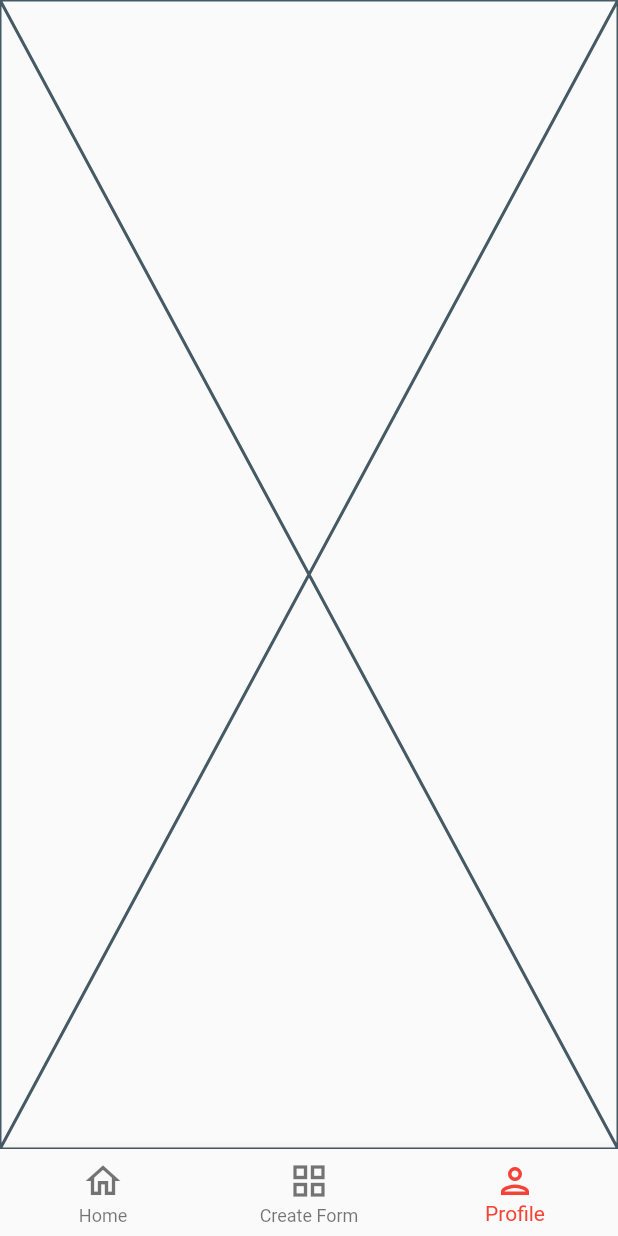
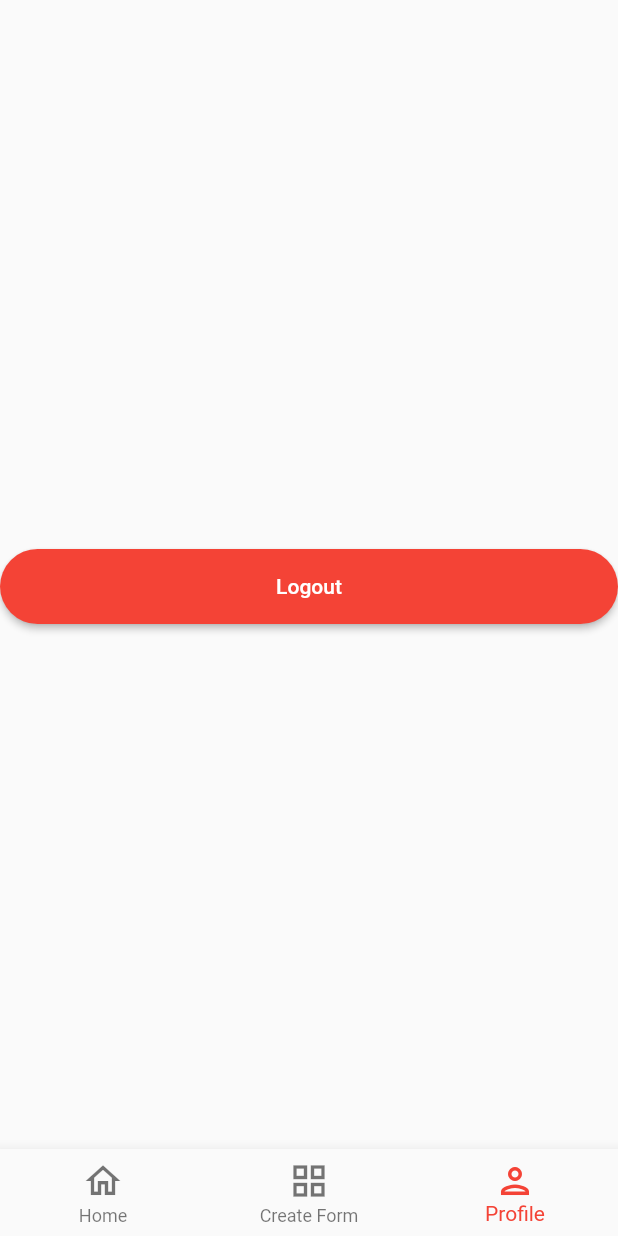
Before and after one commit to IEEE-DITU/form-creater-app, a Flutter app: the screen it shows once a user with an empty profile is signed in, item 3 of the bottom bar chosen, on a phone screen of 412 x 824 dp. Run offline on Flutter 3.47's test engine with Material 2 defaults, Android fonts, the phone set to English and light mode, and no system bars; our stand-ins replace awesome_snackbar_content, cloud_firestore, email_validator, firebase_auth, firebase_core; accounts and stored records are empty.

Commit message:
Shifted logout to profile and added CurrentUser Object

```diff
--- a/lib/screens/home_screen.dart
+++ b/lib/screens/home_screen.dart
@@ -5,7 +5,7 @@ import 'login_screen.dart';
 
 class HomeScreen extends StatefulWidget {
   HomeScreen({Key? key}) : super(key: key);
-  final user = FirebaseAuth.instance.currentUser!;
+
 
   @override
   State<HomeScreen> createState() => _HomeScreenState();
@@ -14,28 +14,6 @@ class HomeScreen extends StatefulWidget {
 class _HomeScreenState extends State<HomeScreen> {
   @override
   Widget build(BuildContext context) {
-    return Scaffold(
-      body: Column(
-        mainAxisAlignment: MainAxisAlignment.center,
-        crossAxisAlignment: CrossAxisAlignment.center,
-        children: [
-          Text(widget.user.email!),
-          ElevatedButton(
-              style: ElevatedButton.styleFrom(
-                  shape: RoundedRectangleBorder(
-                      borderRadius: BorderRadius.circular(50)),
-                  minimumSize: const Size.fromHeight(50)),
-              child: const Text('Logout'),
-              onPressed: () {
-                FirebaseAuth.instance.signOut();
-                Navigator.pushAndRemoveUntil(
-                  context,
-                  MaterialPageRoute(builder: (context) => const LoginScreen()),
-                  (Route<dynamic> route) => false,
-                );
-              })
-        ],
-      ),
-    );
+    return Scaffold();
   }
 }
--- a/lib/screens/loading_screen.dart
+++ b/lib/screens/loading_screen.dart
@@ -1,7 +1,9 @@
+import 'package:cloud_firestore/cloud_firestore.dart';
 import 'package:firebase_auth/firebase_auth.dart';
 import 'package:flutter/material.dart';
 import 'package:ieee_forms/screens/email_verify_screen.dart';
 import 'package:ieee_forms/screens/login_screen.dart';
+import 'package:ieee_forms/services/user.dart';
 
 class LoadingScreen extends StatelessWidget {
   const LoadingScreen({Key? key}) : super(key: key);
@@ -21,7 +23,7 @@ class LoadingScreen extends StatelessWidget {
               child: Text('wrong'),
             );
           } else if (snapshot.hasData) {
-            debugPrint("LoadingScreen");
+            MyUser.getCurrentUser();
             return const EmailVerifyScreen();
           } else {
             return const LoginScreen();
--- a/lib/screens/my_screen.dart
+++ b/lib/screens/my_screen.dart
@@ -1,10 +1,37 @@
+import 'package:firebase_auth/firebase_auth.dart';
 import 'package:flutter/material.dart';
 
+import 'login_screen.dart';
+
 class ProfileScreen extends StatelessWidget {
-  const ProfileScreen({Key? key}) : super(key: key);
+  ProfileScreen({Key? key}) : super(key: key);
+
+  final user = FirebaseAuth.instance.currentUser!;
 
   @override
   Widget build(BuildContext context) {
-    return const Placeholder();
+    return Scaffold(
+      body: Column(
+        mainAxisAlignment: MainAxisAlignment.center,
+        crossAxisAlignment: CrossAxisAlignment.center,
+        children: [
+          Text(user.email!),
+          ElevatedButton(
+              style: ElevatedButton.styleFrom(
+                  shape: RoundedRectangleBorder(
+                      borderRadius: BorderRadius.circular(50)),
+                  minimumSize: const Size.fromHeight(50)),
+              child: const Text('Logout'),
+              onPressed: () {
+                FirebaseAuth.instance.signOut();
+                Navigator.pushAndRemoveUntil(
+                  context,
+                  MaterialPageRoute(builder: (context) => const LoginScreen()),
+                      (Route<dynamic> route) => false,
+                );
+              })
+        ],
+      ),
+    );
   }
 }
--- a/lib/screens/nav_bar_screen.dart
+++ b/lib/screens/nav_bar_screen.dart
@@ -16,7 +16,7 @@ class _NavBarScreenState extends State<NavBarScreen> {
   static final List<Widget> _list = <Widget>[
     HomeScreen(),
     const NewFormScreen(),
-    const ProfileScreen()
+    ProfileScreen()
   ];
 
   void _onItemTapped(int index) {
--- /dev/null
+++ b/lib/services/user.dart
@@ -0,0 +1,27 @@
+import 'package:cloud_firestore/cloud_firestore.dart';
+import 'package:firebase_auth/firebase_auth.dart';
+import 'package:flutter/material.dart';
+
+class MyUser{
+  late String email;
+  late String name;
+  late String uid;
+  late List forms;
+
+  static MyUser currentUser = MyUser();
+
+  static void getCurrentUser() {
+    FirebaseFirestore.instance
+        .collection('users')
+        .doc(FirebaseAuth.instance.currentUser!.uid)
+        .get().then((DocumentSnapshot doc) {
+      if(doc.exists) {
+        currentUser.name = doc['name'];
+        currentUser.uid = doc['uid'];
+        currentUser.email = doc['email'];
+        currentUser.forms = doc['forms'];
+        debugPrint(currentUser.forms.length.toString());
+      }
+    });
+  }
+}
```
Also changed, not shown: 1 other file.
